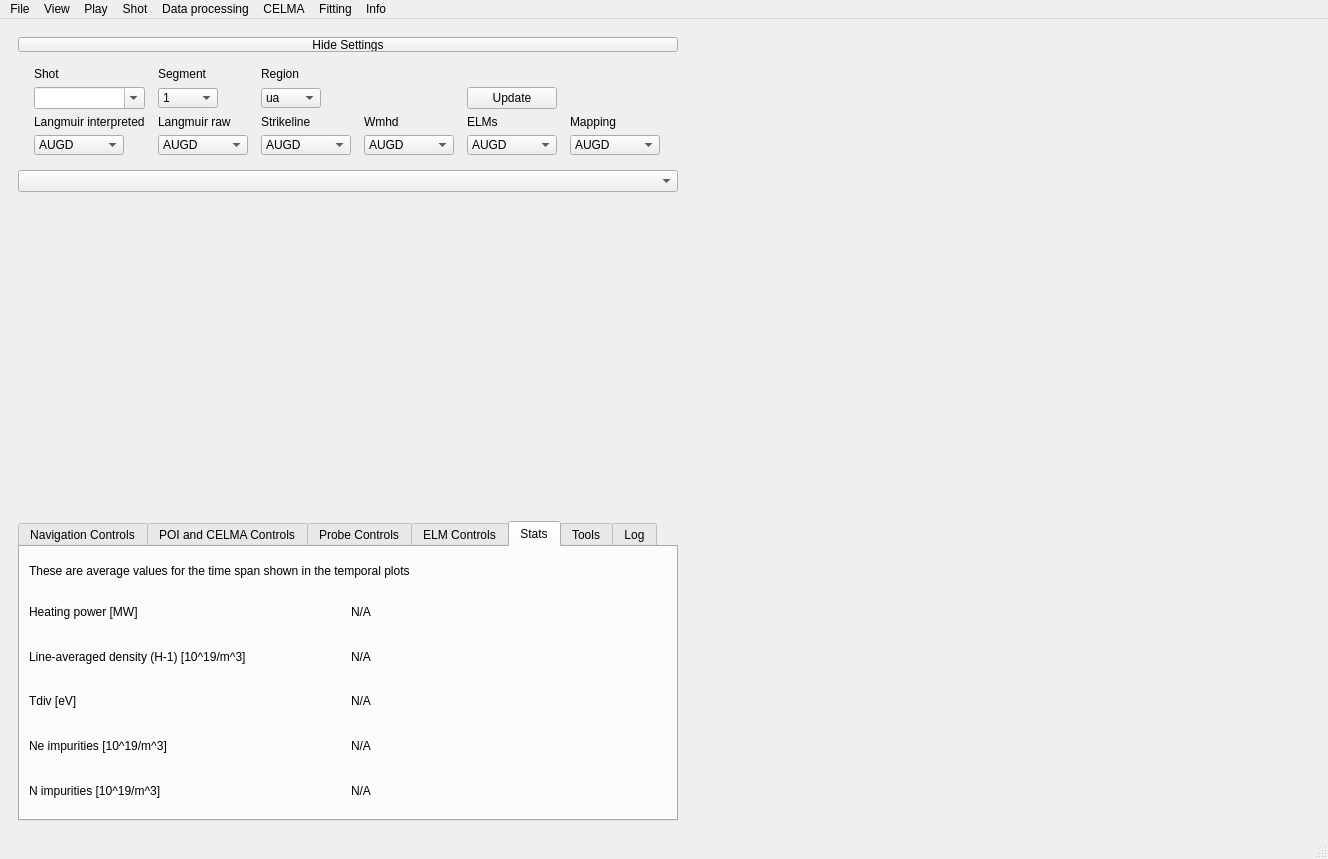
Qt form GUI.ui (zamazir/langmuirGUI) before a commit.
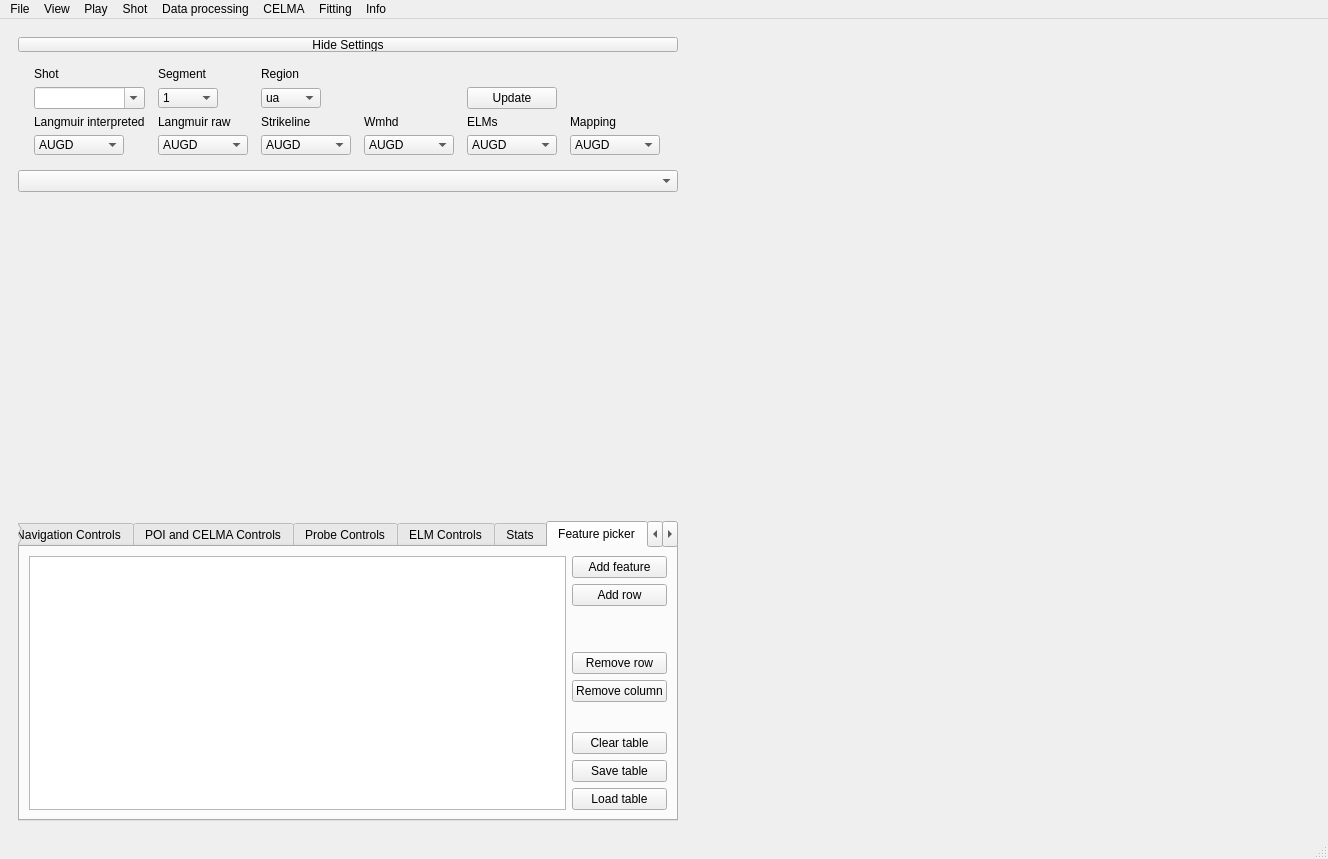
The same form after that commit.

Commit message: Add FeaturePicker. Change default CELMA settings

Diff of the .ui file:
```diff
--- a/GUI.ui
+++ b/GUI.ui
@@ -525,7 +525,7 @@
                </size>
               </property>
               <property name="currentIndex">
-               <number>4</number>
+               <number>5</number>
               </property>
               <property name="tabsClosable">
                <bool>false</bool>
@@ -1341,6 +1341,109 @@
                     </property>
                    </widget>
                   </item>
+                  <item row="5" column="1">
+                   <widget class="QLabel" name="lblStatAr">
+                    <property name="text">
+                     <string>N/A</string>
+                    </property>
+                   </widget>
+                  </item>
+                  <item row="5" column="0">
+                   <widget class="QLabel" name="label_27">
+                    <property name="text">
+                     <string>Ar impurities [10^19/m^3]</string>
+                    </property>
+                   </widget>
+                  </item>
+                 </layout>
+                </item>
+               </layout>
+              </widget>
+              <widget class="QWidget" name="tab_5">
+               <attribute name="title">
+                <string>Feature picker</string>
+               </attribute>
+               <layout class="QHBoxLayout" name="horizontalLayout_10">
+                <item>
+                 <widget class="QTableWidget" name="tblFeatures"/>
+                </item>
+                <item>
+                 <layout class="QVBoxLayout" name="verticalLayout_14">
+                  <item>
+                   <widget class="QPushButton" name="btnFeatAdd">
+                    <property name="text">
+                     <string>Add feature</string>
+                    </property>
+                   </widget>
+                  </item>
+                  <item>
+                   <widget class="QPushButton" name="btnFeatAddRow">
+                    <property name="text">
+                     <string>Add row</string>
+                    </property>
+                   </widget>
+                  </item>
+                  <item>
+                   <spacer name="verticalSpacer_2">
+                    <property name="orientation">
+                     <enum>Qt::Vertical</enum>
+                    </property>
+                    <property name="sizeHint" stdset="0">
+                     <size>
+                      <width>20</width>
+                      <height>40</height>
+                     </size>
+                    </property>
+                   </spacer>
+                  </item>
+                  <item>
+                   <widget class="QPushButton" name="btnFeatRemoveRow">
+                    <property name="text">
+                     <string>Remove row</string>
+                    </property>
+                   </widget>
+                  </item>
+                  <item>
+                   <widget class="QPushButton" name="btnFeatRemoveCol">
+                    <property name="text">
+                     <string>Remove column</string>
+                    </property>
+                   </widget>
+                  </item>
+                  <item>
+                   <spacer name="verticalSpacer">
+                    <property name="orientation">
+                     <enum>Qt::Vertical</enum>
+                    </property>
+                    <property name="sizeHint" stdset="0">
+                     <size>
+                      <width>20</width>
+                      <height>20</height>
+                     </size>
+                    </property>
+                   </spacer>
+                  </item>
+                  <item>
+                   <widget class="QPushButton" name="btnFeatClearTbl">
+                    <property name="text">
+                     <string>Clear table</string>
+                    </property>
+                   </widget>
+                  </item>
+                  <item>
+                   <widget class="QPushButton" name="btnFeatSaveTbl">
+                    <property name="text">
+                     <string>Save table</string>
+                    </property>
+                   </widget>
+                  </item>
+                  <item>
+                   <widget class="QPushButton" name="btnFeatLoadTbl">
+                    <property name="text">
+                     <string>Load table</string>
+                    </property>
+                   </widget>
+                  </item>
                  </layout>
                 </item>
                </layout>
```
Left out of the diff: 2 changed lines with no effect on the pictures. The commit also changes 3 other files.
